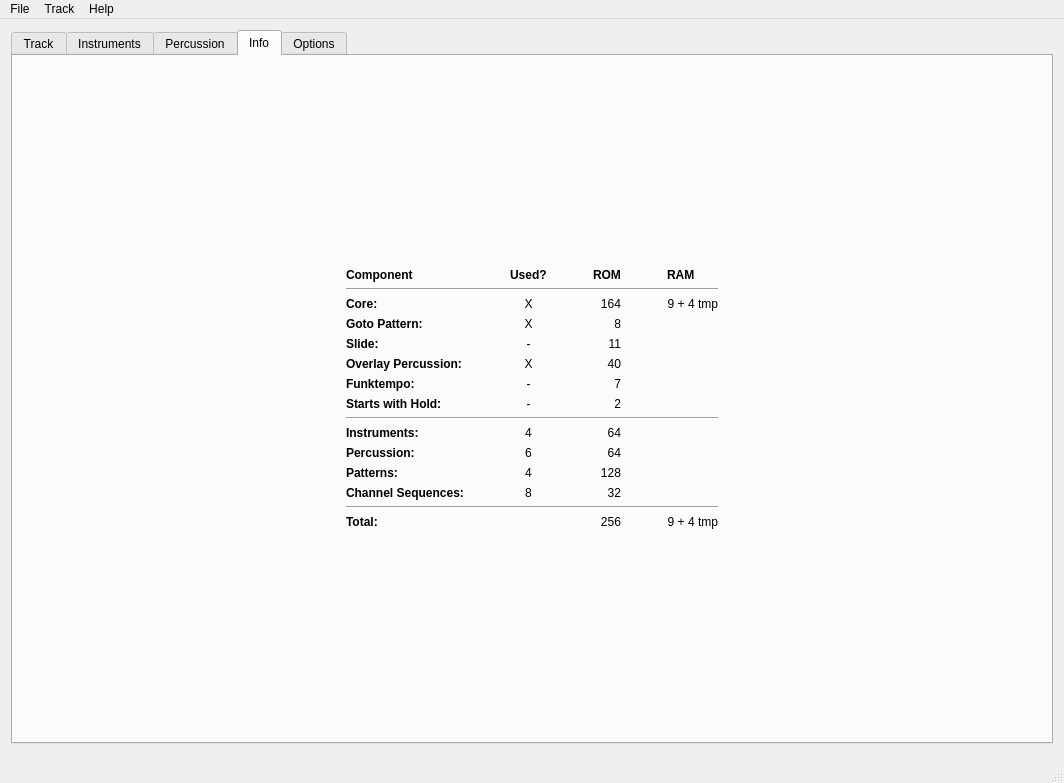
steux/tiatracker, file mainwindow.ui: the form before one commit.
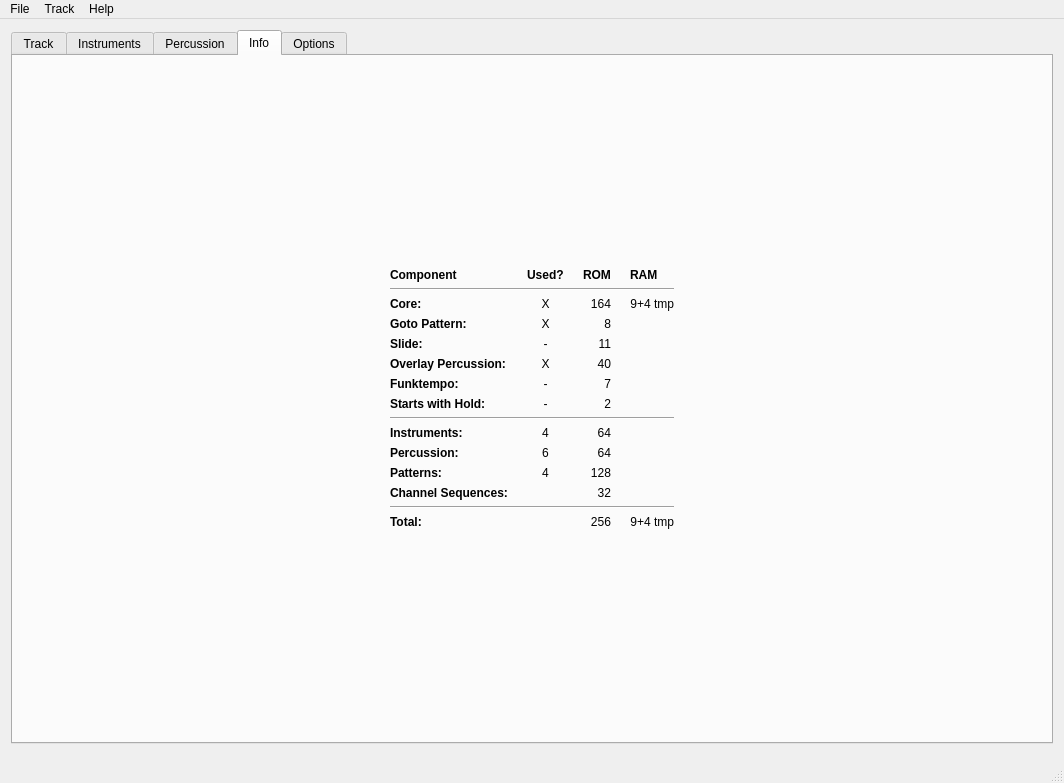
The form after the commit. Icons and pictures are not drawn. Custom widgets are drawn as their Qt base class.

Commit message: info tab works

What changed in the file:
```diff
--- a/mainwindow.ui
+++ b/mainwindow.ui
@@ -889,20 +889,10 @@
              </property>
             </widget>
            </item>
-           <item row="12" column="2">
-            <widget class="QLabel" name="labelInfoSequences">
-             <property name="text">
-              <string>8</string>
-             </property>
-             <property name="alignment">
-              <set>Qt::AlignCenter</set>
-             </property>
-            </widget>
-           </item>
            <item row="14" column="6">
             <widget class="QLabel" name="label_54">
              <property name="text">
-              <string>9 + 4 tmp</string>
+              <string>9+4 tmp</string>
              </property>
              <property name="alignment">
               <set>Qt::AlignRight|Qt::AlignTrailing|Qt::AlignVCenter</set>
@@ -943,7 +933,7 @@
            <item row="0" column="1">
             <widget class="QLabel" name="label_25">
              <property name="text">
-              <string>          </string>
+              <string/>
              </property>
             </widget>
            </item>
@@ -957,7 +947,7 @@
            <item row="0" column="3">
             <widget class="QLabel" name="label_26">
              <property name="text">
-              <string>          </string>
+              <string/>
              </property>
             </widget>
            </item>
@@ -1002,7 +992,7 @@
            <item row="2" column="6">
             <widget class="QLabel" name="label_18">
              <property name="text">
-              <string>9 + 4 tmp</string>
+              <string>9+4 tmp</string>
              </property>
              <property name="alignment">
               <set>Qt::AlignRight|Qt::AlignTrailing|Qt::AlignVCenter</set>
@@ -1063,7 +1053,7 @@
            <item row="0" column="5">
             <widget class="QLabel" name="label_27">
              <property name="text">
-              <string>          </string>
+              <string/>
              </property>
             </widget>
            </item>
```
The commit also changes 4 other files.
